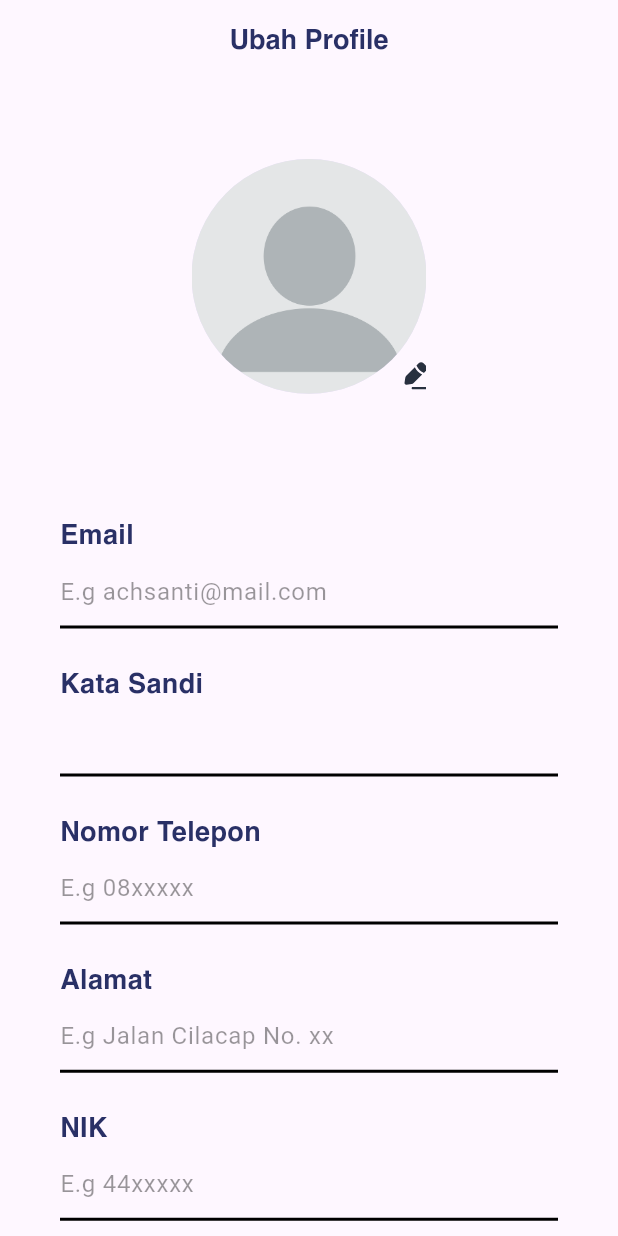
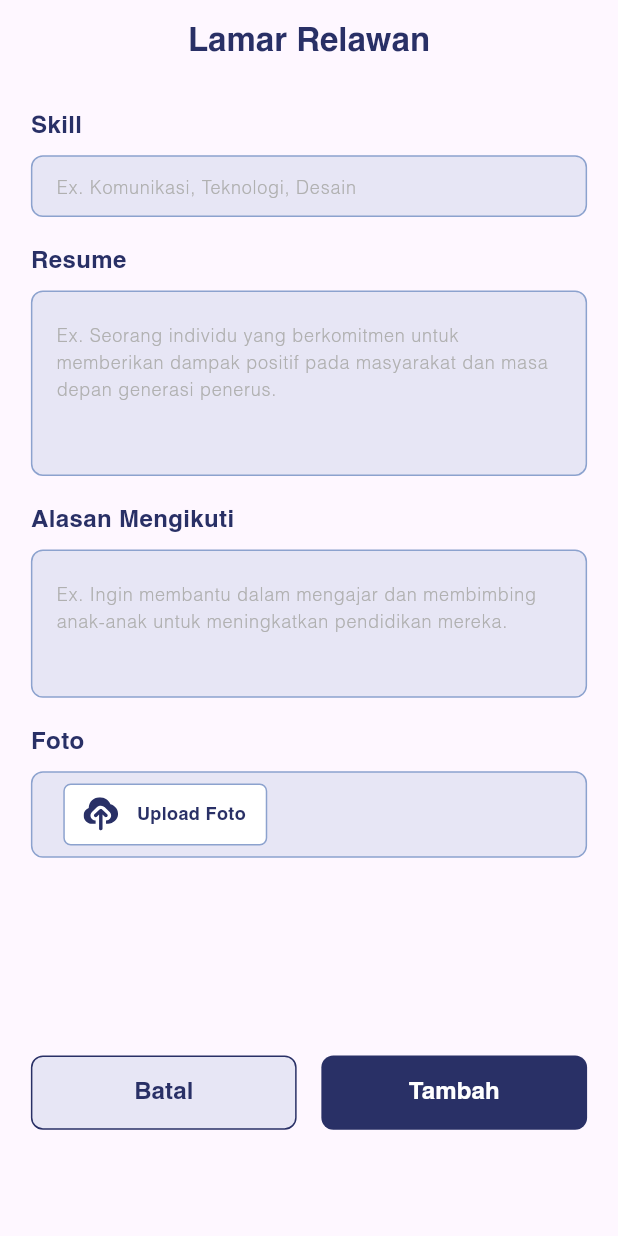
Before and after one commit to Capstone-Alterra/flutter-raih-peduli, a Flutter app: the screen it shows after launch, on a phone screen of 412 x 824 dp. Run offline on Flutter 3.47's test engine with Material 3 defaults, Android fonts, the phone set to English and light mode, and no system bars; our stand-ins replace flutter_svg.

Commit message:
Adding Form Apply Volunteer Screen

```diff
--- a/lib/main.dart
+++ b/lib/main.dart
@@ -1,5 +1,5 @@
 import 'package:flutter/material.dart';
-import 'package:flutter_raih_peduli/screen/view/settings/edit_profile.dart';
+import 'package:flutter_raih_peduli/screen/view/volunteer/form_apply.dart';
 import 'package:flutter_raih_peduli/screen/view_model/view_model_onboarding.dart';
 import 'package:flutter_raih_peduli/screen/view_model/view_model_settings.dart';
 import 'package:provider/provider.dart';
@@ -28,7 +28,7 @@ class MyApp extends StatelessWidget {
             ),
           ),
           debugShowCheckedModeBanner: false,
-          home: const ProfileEdit(),
+          home: const ApplyFormVolunteer(),
         ));
   }
 }
--- a/lib/screen/view/settings/edit_profile.dart
+++ b/lib/screen/view/settings/edit_profile.dart
@@ -1,7 +1,7 @@
 import 'dart:typed_data';
 
 import 'package:flutter/material.dart';
-import 'package:flutter_raih_peduli/screen/view/widgets/widget_profile_edit.dart';
+import 'package:flutter_raih_peduli/screen/view/widgets/settings/widget_profile_edit.dart';
 import 'package:flutter_svg/flutter_svg.dart';
 
 class ProfileEdit extends StatefulWidget {
--- /dev/null
+++ b/lib/screen/view/volunteer/form_apply.dart
@@ -0,0 +1,50 @@
+import 'package:flutter/material.dart';
+import 'package:flutter_raih_peduli/screen/view/widgets/volunteer/button_volunteer.dart';
+import 'package:flutter_raih_peduli/screen/view/widgets/volunteer/text_form.dart';
+
+class ApplyFormVolunteer extends StatefulWidget {
+  const ApplyFormVolunteer({super.key});
+
+  @override
+  State<ApplyFormVolunteer> createState() => _ApplyFormVolunteerState();
+}
+
+class _ApplyFormVolunteerState extends State<ApplyFormVolunteer> {
+  @override
+  Widget build(BuildContext context) {
+    Size size = MediaQuery.of(context).size;
+    return Scaffold(
+      resizeToAvoidBottomInset: false,
+      appBar: AppBar(
+        backgroundColor: Colors.transparent,
+        elevation: 0,
+        centerTitle: true,
+        title: const Text(
+          'Lamar Relawan',
+          style: TextStyle(
+              color: Color(0xff293066),
+              fontFamily: 'Helvetica',
+              fontSize: 22,
+              fontWeight: FontWeight.bold),
+        ),
+      ),
+      body: Padding(
+        padding: EdgeInsetsDirectional.fromSTEB(
+          size.width * 0.05,
+          size.height * 0.02,
+          size.width * 0.05,
+          size.height * 0.05,
+        ),
+        child: Column(
+          children: [
+            const TextFormVolunteer(),
+            Padding(
+              padding: EdgeInsets.only(top: size.height * 0.16),
+              child: const ButtonVolunteer(),
+            ),
+          ],
+        ),
+      ),
+    );
+  }
+}
--- /dev/null
+++ b/lib/screen/view/widgets/volunteer/button_volunteer.dart
@@ -0,0 +1,89 @@
+import 'package:flutter/material.dart';
+import 'package:flutter_raih_peduli/screen/view/settings/edit_profile.dart';
+import 'package:flutter_raih_peduli/screen/view/widgets/volunteer/dialog_popup.dart';
+import 'package:flutter_raih_peduli/screen/view/widgets/volunteer/snackbar.dart';
+
+class ButtonVolunteer extends StatefulWidget {
+  const ButtonVolunteer({super.key});
+
+  @override
+  State<ButtonVolunteer> createState() => _ButtonVolunteerState();
+}
+
+class _ButtonVolunteerState extends State<ButtonVolunteer> {
+  @override
+  Widget build(BuildContext context) {
+    Size size = MediaQuery.of(context).size;
+    return Row(
+      mainAxisAlignment: MainAxisAlignment.spaceBetween,
+      children: [
+        Container(
+          decoration: BoxDecoration(
+            color: const Color(0xff8CA2CE).withOpacity(0.2),
+            borderRadius: BorderRadius.circular(8),
+            border: Border.all(
+              color: const Color(0xff293066),
+            ),
+          ),
+          height: size.height * 0.06,
+          width: size.width * 0.43,
+          child: ElevatedButton(
+            onPressed: () {
+              final snackBar = snackBarVolunteer(size, context);
+              ScaffoldMessenger.of(context).showSnackBar(snackBar);
+              Future.delayed(const Duration(seconds: 3), () {
+                Navigator.push(
+                  context,
+                  MaterialPageRoute(builder: (context) => const ProfileEdit()),
+                );
+              });
+            },
+            style: ButtonStyle(
+              elevation: MaterialStateProperty.all(0),
+              backgroundColor: MaterialStateProperty.all(
+                Colors.transparent,
+              ),
+            ),
+            child: const Text(
+              'Batal',
+              style: TextStyle(
+                fontFamily: 'Helvetica',
+                fontWeight: FontWeight.bold,
+                fontSize: 16,
+                color: Color(0xff293066),
+              ),
+            ),
+          ),
+        ),
+        Container(
+          decoration: BoxDecoration(
+            color: const Color(0xff293066),
+            borderRadius: BorderRadius.circular(8),
+          ),
+          height: size.height * 0.06,
+          width: size.width * 0.43,
+          child: ElevatedButton(
+            onPressed: () {
+              showCustomDialog(context, size);
+            },
+            style: ButtonStyle(
+              elevation: MaterialStateProperty.all(0),
+              backgroundColor: MaterialStateProperty.all(
+                Colors.transparent,
+              ),
+            ),
+            child: const Text(
+              'Tambah',
+              style: TextStyle(
+                fontFamily: 'Helvetica',
+                fontWeight: FontWeight.bold,
+                fontSize: 16,
+                color: Colors.white,
+              ),
+            ),
+          ),
+        ),
+      ],
+    );
+  }
+}
--- /dev/null
+++ b/lib/screen/view/widgets/volunteer/dialog_popup.dart
@@ -0,0 +1,43 @@
+import 'package:flutter/material.dart';
+import 'package:flutter_svg/svg.dart';
+
+void showCustomDialog(BuildContext context, Size size) {
+  showDialog(
+    context: context,
+    builder: (context) => AlertDialog(
+      title: const Column(
+        mainAxisAlignment: MainAxisAlignment.center,
+        children: [
+          Text(
+            'Selamat!',
+            style: TextStyle(
+              fontFamily: 'Helvetica',
+              fontWeight: FontWeight.bold,
+            ),
+          ),
+          Text(
+            'Anda berhasil mendaftar Sebagai Volunteer',
+            style: TextStyle(
+              fontFamily: 'Helvetica',
+              color: Color(0xff4B4B4B),
+            ),
+          ),
+        ],
+      ),
+      // content: const Text('This is a warning message.'),
+      icon: Padding(
+        padding: const EdgeInsets.only(
+          bottom: 20,
+          top: 10,
+        ),
+        child: Transform.scale(
+          scale: size.width * .004,
+          child: SvgPicture.asset('assets/ceklis_icon.svg'),
+        ),
+      ),
+      shape: RoundedRectangleBorder(
+        borderRadius: BorderRadius.circular(10),
+      ),
+    ),
+  );
+}
--- /dev/null
+++ b/lib/screen/view/widgets/volunteer/snackbar.dart
@@ -0,0 +1,47 @@
+import 'package:flutter/material.dart';
+
+SnackBar snackBarVolunteer(Size size, context) {
+  return SnackBar(
+    duration: const Duration(seconds: 3),
+    dismissDirection: DismissDirection.up,
+    behavior: SnackBarBehavior.floating,
+    backgroundColor: Colors.transparent,
+    elevation: 0,
+    margin: EdgeInsets.only(
+      left: size.width * 0.03,
+      right: size.width * 0.03,
+      bottom: MediaQuery.of(context).size.height - 150,
+    ),
+    content: Container(
+      padding: EdgeInsets.all(size.width * 0.03),
+      height: size.height * 0.095,
+      decoration: BoxDecoration(
+          color: const Color(0xffFFF6C5),
+          borderRadius: BorderRadius.circular(6),
+          border: Border.all(
+            width: 2,
+            color: const Color(0xffFFCC1B),
+          )),
+      child: Row(
+        mainAxisAlignment: MainAxisAlignment.spaceEvenly,
+        children: [
+          const Icon(
+            Icons.warning_amber_rounded,
+            color: Color(0xffFFAF0F),
+          ),
+          SizedBox(
+            width: size.width * 0.7,
+            child: const Text(
+              'Masukkan NIK terlebih dahulu sebelum memulai aplikasi Raih Peduli :)',
+              style: TextStyle(
+                fontWeight: FontWeight.bold,
+                fontFamily: 'Helvetica',
+                color: Color(0xffFFAF0F),
+              ),
+            ),
+          ),
+        ],
+      ),
+    ),
+  );
+}
--- /dev/null
+++ b/lib/screen/view/widgets/volunteer/text_form.dart
@@ -0,0 +1,179 @@
+import 'package:flutter/material.dart';
+import 'package:flutter_raih_peduli/screen/view/widgets/volunteer/text_volunteer.dart';
+import 'package:flutter_svg/flutter_svg.dart';
+
+class TextFormVolunteer extends StatefulWidget {
+  const TextFormVolunteer({super.key});
+
+  @override
+  State<TextFormVolunteer> createState() => TextFormVolunteerState();
+}
+
+class TextFormVolunteerState extends State<TextFormVolunteer> {
+  @override
+  Widget build(BuildContext context) {
+    Size size = MediaQuery.of(context).size;
+    return Column(
+      crossAxisAlignment: CrossAxisAlignment.start,
+      children: [
+        textForVolunteer('Skill'),
+        const SizedBox(height: 8),
+        Container(
+          decoration: BoxDecoration(
+            color: const Color(0xff8CA2CE).withOpacity(0.2),
+            borderRadius: BorderRadius.circular(8),
+            border: Border.all(
+              color: const Color(0xff8CA2CE),
+            ),
+          ),
+          height: size.height * 0.05,
+          child: TextFormField(
+            decoration: const InputDecoration(
+              hintText: 'Ex. Komunikasi, Teknologi, Desain',
+              hintStyle: TextStyle(
+                color: Color(0xffB0B0B0),
+                fontFamily: 'Helvetica',
+                fontSize: 12,
+              ),
+              enabledBorder: OutlineInputBorder(
+                borderSide: BorderSide(
+                  color: Colors.transparent,
+                ),
+              ),
+              focusedBorder: OutlineInputBorder(
+                borderSide: BorderSide(
+                  color: Colors.transparent,
+                ),
+              ),
+            ),
+          ),
+        ),
+        const SizedBox(height: 18),
+        textForVolunteer('Resume'),
+        const SizedBox(height: 8),
+        Container(
+          decoration: BoxDecoration(
+            color: const Color(0xff8CA2CE).withOpacity(0.2),
+            borderRadius: BorderRadius.circular(8),
+            border: Border.all(
+              color: const Color(0xff8CA2CE),
+            ),
+          ),
+          height: size.height * 0.15,
+          child: TextFormField(
+            maxLines: 10,
+            decoration: const InputDecoration(
+              hintText:
+                  'Ex. Seorang individu yang berkomitmen untuk memberikan dampak positif pada masyarakat dan masa depan generasi penerus.',
+              hintStyle: TextStyle(
+                color: Color(0xffB0B0B0),
+                fontFamily: 'Helvetica',
+                fontSize: 12,
+              ),
+              enabledBorder: OutlineInputBorder(
+                borderSide: BorderSide(
+                  color: Colors.transparent,
+                ),
+              ),
+              focusedBorder: OutlineInputBorder(
+                borderSide: BorderSide(
+                  color: Colors.transparent,
+                ),
+              ),
+            ),
+          ),
+        ),
+        const SizedBox(height: 18),
+        textForVolunteer('Alasan Mengikuti'),
+        const SizedBox(height: 8),
+        Container(
+          decoration: BoxDecoration(
+            color: const Color(0xff8CA2CE).withOpacity(0.2),
+            borderRadius: BorderRadius.circular(8),
+            border: Border.all(
+              color: const Color(0xff8CA2CE),
+            ),
+          ),
+          height: size.height * 0.12,
+          child: TextFormField(
+            maxLines: 10,
+            decoration: const InputDecoration(
+              hintText:
+                  'Ex. Ingin membantu dalam mengajar dan membimbing anak-anak untuk meningkatkan pendidikan mereka.',
+              hintStyle: TextStyle(
+                color: Color(0xffB0B0B0),
+                fontFamily: 'Helvetica',
+                fontSize: 12,
+              ),
+              enabledBorder: OutlineInputBorder(
+                borderSide: BorderSide(
+                  color: Colors.transparent,
+                ),
+              ),
+              focusedBorder: OutlineInputBorder(
+                borderSide: BorderSide(
+                  color: Colors.transparent,
+                ),
+              ),
+            ),
+          ),
+        ),
+        const SizedBox(height: 18),
+        textForVolunteer('Foto'),
+        const SizedBox(height: 8),
+        Container(
+          decoration: BoxDecoration(
+            color: const Color(0xff8CA2CE).withOpacity(0.2),
+            borderRadius: BorderRadius.circular(8),
+            border: Border.all(
+              color: const Color(0xff8CA2CE),
+            ),
+          ),
+          height: size.height * 0.07,
+          width: double.infinity,
+          child: Padding(
+            padding: EdgeInsetsDirectional.fromSTEB(
+              size.width * 0.05,
+              0,
+              0,
+              0,
+            ),
+            child: Stack(
+              alignment: const AlignmentDirectional(-1, 0),
+              children: [
+                Container(
+                  alignment: Alignment.centerLeft,
+                  width: size.width * 0.33,
+                  height: size.height * 0.05,
+                  decoration: BoxDecoration(
+                    color: Colors.white,
+                    borderRadius: BorderRadius.circular(5),
+                    border: Border.all(
+                      color: const Color(0xff8CA2CE),
+                    ),
+                  ),
+                  child: Row(
+                    children: [
+                      IconButton(
+                        onPressed: () {},
+                        icon: SvgPicture.asset('assets/upload_foto.svg'),
+                      ),
+                      const Text(
+                        'Upload Foto',
+                        style: TextStyle(
+                            color: Color(0xff293066),
+                            fontFamily: 'Helvetica',
+                            fontSize: 12,
+                            fontWeight: FontWeight.bold),
+                      ),
+                    ],
+                  ),
+                ),
+              ],
+            ),
+          ),
+        ),
+      ],
+    );
+  }
+}
--- /dev/null
+++ b/lib/screen/view/widgets/volunteer/text_volunteer.dart
@@ -0,0 +1,12 @@
+import 'package:flutter/material.dart';
+
+Text textForVolunteer(String text) {
+  return Text(
+    text,
+    style: const TextStyle(
+        color: Color(0xff293066),
+        fontFamily: 'Helvetica',
+        fontSize: 16,
+        fontWeight: FontWeight.bold),
+  );
+}
```
Also changed, not shown: assets/ceklis_icon.svg (added), assets/upload_foto.svg (added), lib/screen/view/widgets/settings/widget_profile_edit.dart (renamed from lib/screen/view/widgets/widget_profile_edit.dart), pubspec.lock, 1 other file.
